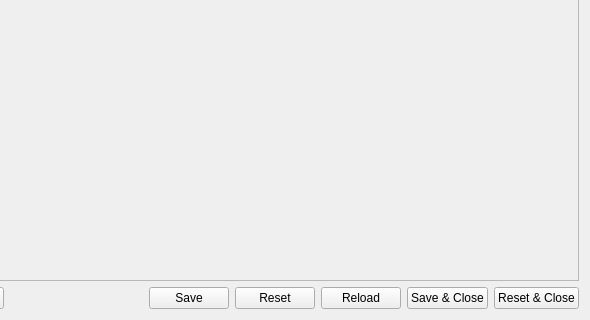
Above: src/ui/ConfigDialog.ui from oneminute/LaserController before the change; both pictures show x 459 to 1049 and y 380 to 700 of the 1049 by 700 pixel window. Below: the same form after it.
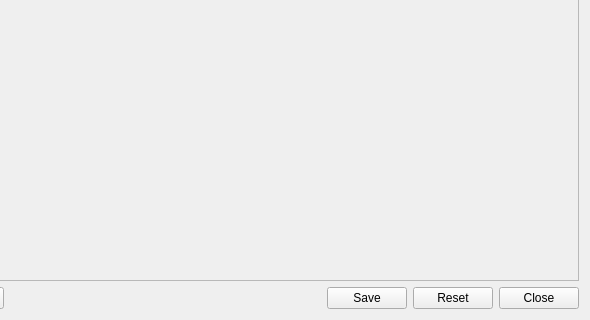
That is the form after the change.

Commit message:
修改选项窗口下部的工具栏按钮布局。
Closed https://gitee.com/EngineRender/laser-controller/issues/I4JQZ2

The edit to the form file:
```diff
--- a/src/ui/ConfigDialog.ui
+++ b/src/ui/ConfigDialog.ui
@@ -166,24 +166,10 @@
        </property>
       </widget>
      </item>
-     <item>
-      <widget class="QPushButton" name="pushButtonReload">
-       <property name="text">
-        <string>Reload</string>
-       </property>
-      </widget>
-     </item>
-     <item>
-      <widget class="QPushButton" name="pushButtonSaveClose">
-       <property name="text">
-        <string>Save &amp;&amp; Close</string>
-       </property>
-      </widget>
-     </item>
      <item>
       <widget class="QPushButton" name="pushButtonResetClose">
        <property name="text">
-        <string>Reset &amp;&amp; Close</string>
+        <string>Close</string>
        </property>
       </widget>
      </item>
```
The commit also changes 3 other files.
